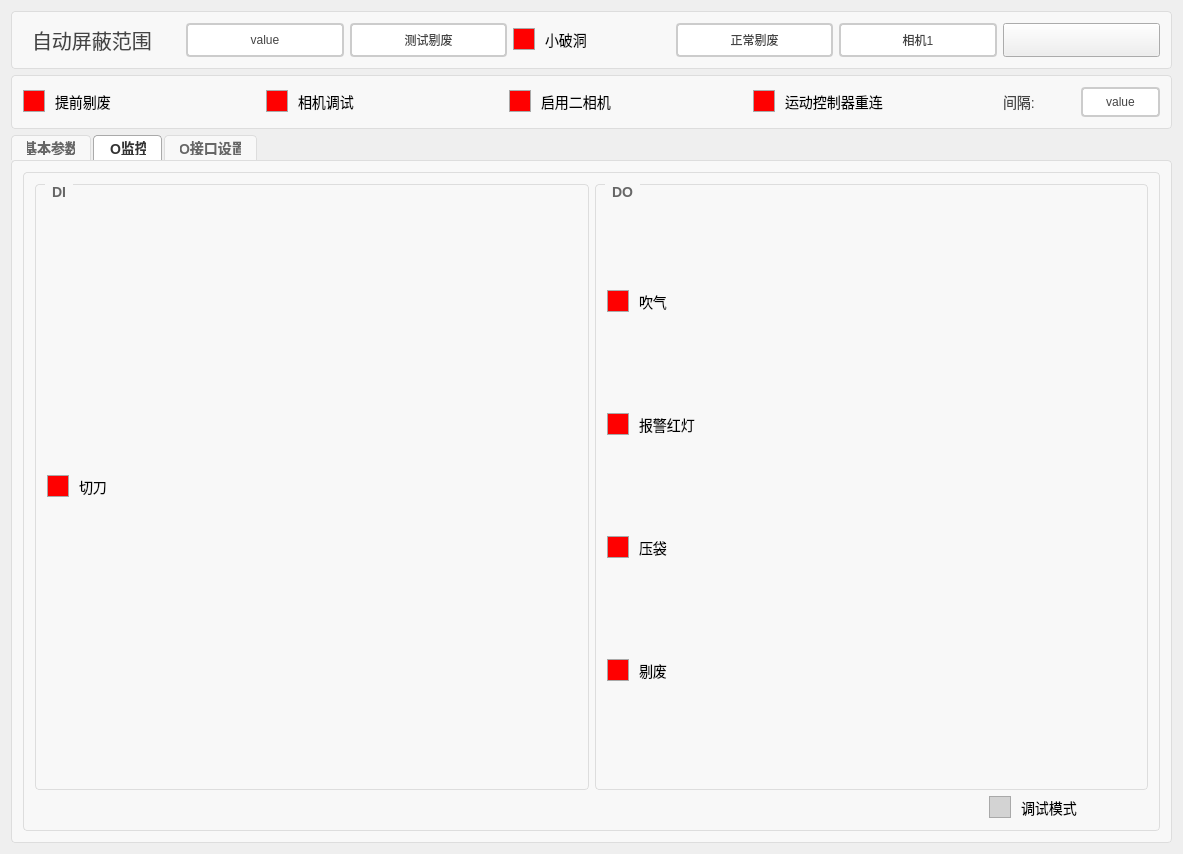
Qt form Project/SmartCroppingOfBags/ui/DlgProductSet.ui (WIND-ROAD-RUN/RW_UL) before a commit.
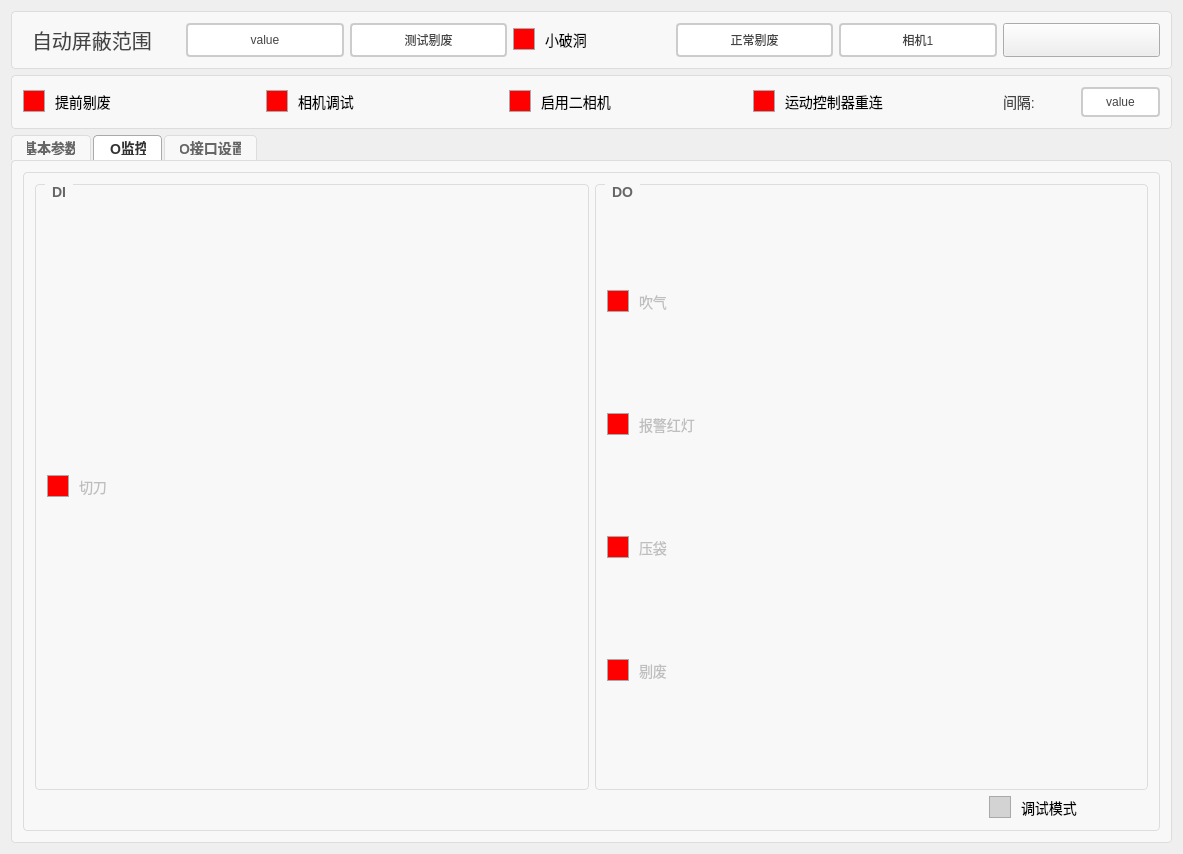
The same form after that commit. The open tabs and pages were chosen to show the change. Icons and pictures are not drawn.

Commit message: 更新系统界面UI控件，更新了系统界面部分槽函数

The edit to the form file:
```diff
--- a/Project/SmartCroppingOfBags/ui/DlgProductSet.ui
+++ b/Project/SmartCroppingOfBags/ui/DlgProductSet.ui
@@ -4291,6 +4291,9 @@
                 <layout class="QHBoxLayout" name="horizontalLayout_19">
                  <item>
                   <widget class="QCheckBox" name="ckb_qiedao">
+                   <property name="enabled">
+                    <bool>false</bool>
+                   </property>
                    <property name="styleSheet">
                     <string notr="true">QCheckBox {
     /* 默认样式 */
@@ -4344,6 +4347,9 @@
                   <layout class="QVBoxLayout" name="verticalLayout_2">
                    <item>
                     <widget class="QCheckBox" name="ckb_chuiqi">
+                     <property name="enabled">
+                      <bool>false</bool>
+                     </property>
                      <property name="styleSheet">
                       <string notr="true">QCheckBox {
     /* 默认样式 */
@@ -4386,6 +4392,9 @@
                    </item>
                    <item>
                     <widget class="QCheckBox" name="ckb_baojinghongdeng">
+                     <property name="enabled">
+                      <bool>false</bool>
+                     </property>
                      <property name="styleSheet">
                       <string notr="true">QCheckBox {
     /* 默认样式 */
@@ -4428,6 +4437,9 @@
                    </item>
                    <item>
                     <widget class="QCheckBox" name="ckb_yadai">
+                     <property name="enabled">
+                      <bool>false</bool>
+                     </property>
                      <property name="styleSheet">
                       <string notr="true">QCheckBox {
     /* 默认样式 */
@@ -4470,6 +4482,9 @@
                    </item>
                    <item>
                     <widget class="QCheckBox" name="ckb_tifei">
+                     <property name="enabled">
+                      <bool>false</bool>
+                     </property>
                      <property name="styleSheet">
                       <string notr="true">QCheckBox {
     /* 默认样式 */
```
Left out of the diff: 2 changed lines with no effect on the pictures. The commit also changes 5 other files.
